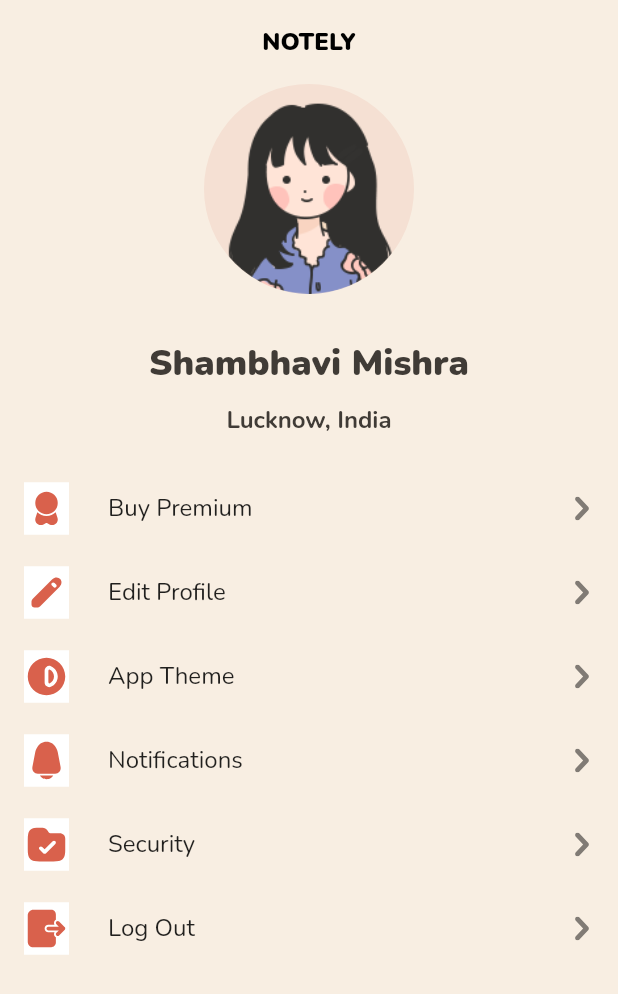
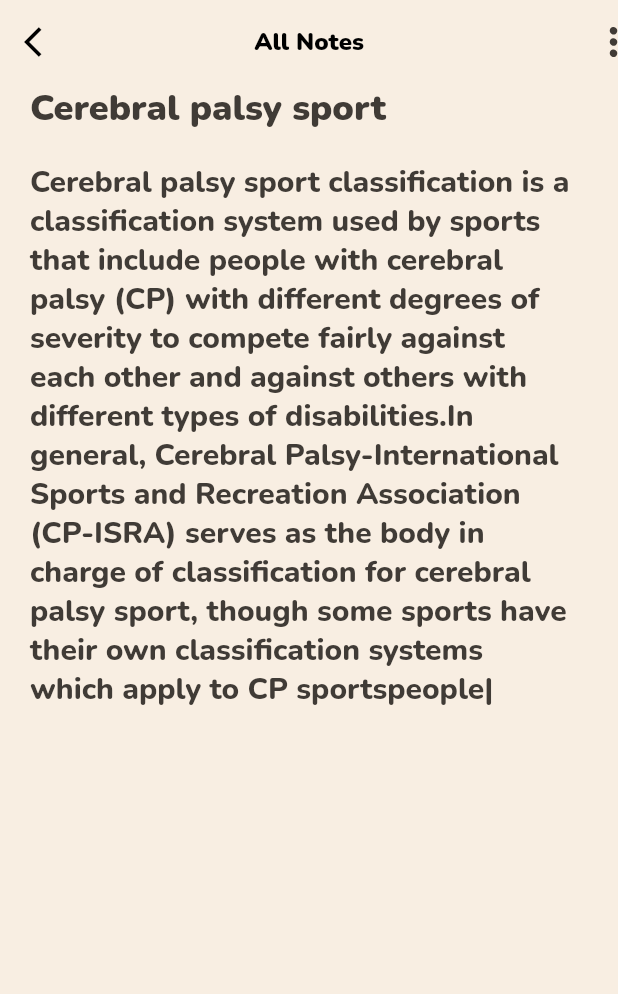
Before and after one commit to mercyjae/notely, a Flutter app: the screen it shows after launch, on a phone screen of 412 x 824 dp. Shown: the top 994 px of the screen. Run offline on Flutter 3.47's test engine with Material 2 defaults, Android fonts, the phone set to English and light mode, and no system bars; our stand-ins replace flutter_svg, google_fonts.

Commit message:
all nots screen done

```diff
--- a/lib/main.dart
+++ b/lib/main.dart
@@ -1,4 +1,5 @@
 import 'package:flutter/material.dart';
+import 'package:notely/screens/edit_note.dart';
 import 'package:notely/screens/note_creation.dart';
 import 'package:notely/screens/onboarding_screen.dart';
 import 'package:notely/screens/profile_screen.dart';
@@ -24,6 +25,6 @@ class MyApp extends StatelessWidget {
             secondary: const Color(0xFFD9614C),
           ),
         ),
-        home: const ProfileScreen());
+        home: const EditNote());
   }
 }
--- /dev/null
+++ b/lib/screens/edit_note.dart
@@ -0,0 +1,64 @@
+import 'package:flutter/material.dart';
+import 'package:flutter/src/foundation/key.dart';
+import 'package:flutter/src/widgets/framework.dart';
+import 'package:flutter_svg/flutter_svg.dart';
+import 'package:google_fonts/google_fonts.dart';
+
+class EditNote extends StatelessWidget {
+  const EditNote({Key? key}) : super(key: key);
+
+  @override
+  Widget build(BuildContext context) {
+    return Scaffold(
+        appBar: AppBar(
+          leading: IconButton(
+            icon: const Icon(
+              Icons.arrow_back_ios,
+              color: Colors.black,
+            ),
+            onPressed: () {},
+          ),
+          elevation: 0,
+          actions: [SvgPicture.asset('assets/icons/menu.svg')],
+          title: Text(
+            'All Notes',
+            style: GoogleFonts.nunito(
+                fontSize: 16, fontWeight: FontWeight.w900, color: Colors.black),
+          ),
+          centerTitle: true,
+          backgroundColor: Colors.transparent,
+        ),
+        body: Padding(
+          padding: const EdgeInsets.symmetric(horizontal: 20),
+          child: Column(
+              crossAxisAlignment: CrossAxisAlignment.start,
+              children: const [
+                Text(
+                  "Cerebral palsy sport",
+                  style: TextStyle(
+                    fontSize: 24,
+                    fontWeight: FontWeight.w900,
+                    color: Color(0xFF403B36),
+                  ),
+                ),
+                SizedBox(
+                  height: 20,
+                ),
+                Text(
+                    'Cerebral palsy sport classification is a\nclassification system'
+                    ' used by sports\nthat include people with cerebral\npalsy (CP) with '
+                    'different degrees of\nseverity to compete fairly against\neach other and '
+                    'against others with\ndifferent types of disabilities.In\ngeneral, '
+                    'Cerebral Palsy-International\nSports and Recreation Association\n(CP-ISRA) serves as the '
+                    'body in\ncharge of classification for cerebral\npalsy sport, though some sports have\ntheir '
+                    'own classification systems\nwhich apply to CP sportspeople|',
+                    style: TextStyle(
+                      height: 1.3,
+                      fontSize: 20,
+                      fontWeight: FontWeight.w800,
+                      color: Color(0xFF403B36),
+                    )),
+              ]),
+        ));
+  }
+}
```
Also changed, not shown: assets/icons/arrow_right.svg (added), assets/icons/menu.svg (added).
